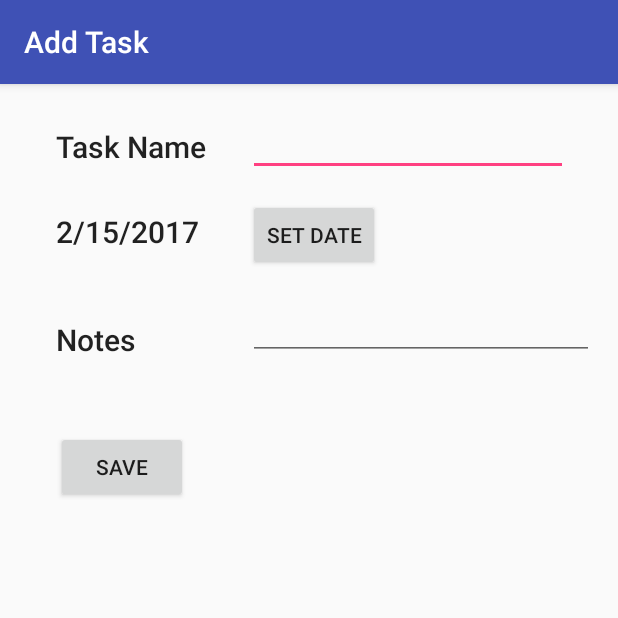
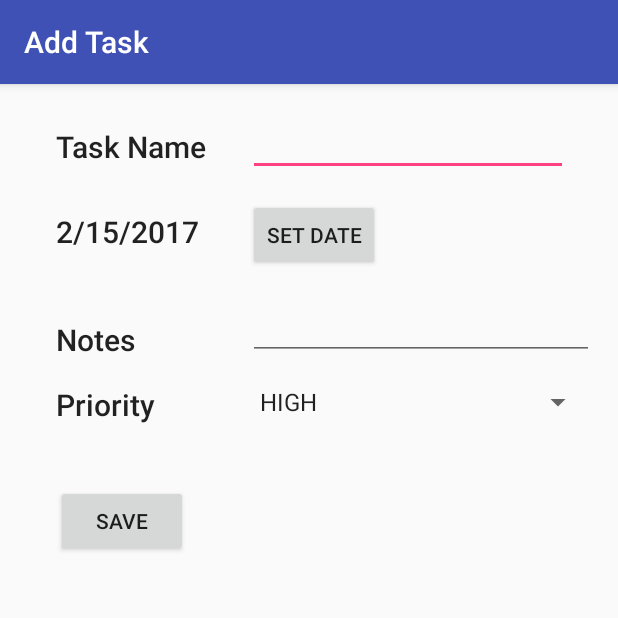
Before and after one commit to punitarya/SimpleToDo, an Android app: the screen it shows after launch (EditItemActivity), after a tap on "ADD TASK", on a phone screen of 412 x 824 dp, the top half of it. Run offline under Robolectric (Android 15) with nearby library versions, the phone set to English and light mode, and no system bars.

Commit message:
Added support for Task priority

```diff
--- a/app/src/main/java/com/codepath/simpletodo/EditItemActivity.java
+++ b/app/src/main/java/com/codepath/simpletodo/EditItemActivity.java
@@ -8,10 +8,13 @@ import android.support.v7.app.AppCompatActivity;
 import android.view.View;
 import android.widget.DatePicker;
 import android.widget.EditText;
+import android.widget.Spinner;
 import android.widget.TextView;
+import android.widget.ArrayAdapter;
 
 import java.util.Calendar;
-
+import java.util.List;
+import java.util.ArrayList;
 /**
  * Activity for adding or editing an item
  */
@@ -20,7 +23,7 @@ public class EditItemActivity extends AppCompatActivity {
     EditText etName;
     TextView txtDate;
     EditText etNotes;
-
+    Spinner spPriority;
     Calendar calendar;
     private int year, month, day;
 
@@ -32,11 +35,22 @@ public class EditItemActivity extends AppCompatActivity {
         txtDate = (TextView) findViewById(R.id.txtDate);
         etNotes = (EditText) findViewById(R.id.etTaskNotes);
         actionType =ActionType.valueOf(getIntent().getStringExtra("actionType"));
+        spPriority = (Spinner) findViewById(R.id.spPriority);
+        List<String> list = new ArrayList<String>();
+        list.add(Priority.HIGH.toString());
+        list.add(Priority.MEDIUM.toString());
+        list.add(Priority.LOW.toString());
+
+        ArrayAdapter<String> dataAdapter = new ArrayAdapter<String>(this,
+                android.R.layout.simple_spinner_item, list);
+        dataAdapter.setDropDownViewResource(android.R.layout.simple_spinner_dropdown_item);
+        spPriority.setAdapter(dataAdapter);
 
         // read the intent
         String item = getIntent().getStringExtra("itemName");
         String date = getIntent().getStringExtra("itemDate");
         String notes = getIntent().getStringExtra("itemNotes");
+        String priority = getIntent().getStringExtra("itemPriority");
 
         calendar = Calendar.getInstance();
         year = calendar.get(Calendar.YEAR);
@@ -52,6 +66,10 @@ public class EditItemActivity extends AppCompatActivity {
             etName.setSelection(item.length());
             etNotes.setText(notes);
             txtDate.setText(date);
+            int pos=list.indexOf(priority);
+            if (pos >= 0) {
+                spPriority.setSelection(pos);
+            }
         }
 
     }
@@ -63,6 +81,8 @@ public class EditItemActivity extends AppCompatActivity {
         data.putExtra("itemName", etName.getText().toString());
         data.putExtra("itemDate", txtDate.getText().toString());
         data.putExtra("itemNotes", etNotes.getText().toString());
+        data.putExtra("itemPriority", spPriority.getSelectedItem().toString());
+
         data.putExtra("actionType", actionType.toString());
 
         // Activity finished ok, return the data
--- a/app/src/main/java/com/codepath/simpletodo/ListViewAdapter.java
+++ b/app/src/main/java/com/codepath/simpletodo/ListViewAdapter.java
@@ -59,7 +59,7 @@ public class ListViewAdapter extends BaseAdapter{
 
         TaskItem item = list.get(position);
         txtFirst.setText(item.getItemName());
-        txtSecond.setText(item.getItemDate());
+        txtSecond.setText(item.getItemPriority());
 
         return convertView;
     }
--- a/app/src/main/java/com/codepath/simpletodo/MainActivity.java
+++ b/app/src/main/java/com/codepath/simpletodo/MainActivity.java
@@ -23,7 +23,7 @@ public class MainActivity extends AppCompatActivity {
     private ListViewAdapter itemsAdapter;
     private ListView lvlItems;
     private int selectedPosition;
-    private final String FILE_NAME = "todo.txt";
+    private final String FILE_NAME = "ToDo.txt";
 
     @Override
     protected void onCreate(Bundle savedInstanceState) {
@@ -100,6 +100,8 @@ public class MainActivity extends AppCompatActivity {
             String item = data.getExtras().getString("itemName");
             String date = data.getExtras().getString("itemDate");
             String itemNotes = data.getExtras().getString("itemNotes");
+            String itemPriority = data.getExtras().getString("itemPriority");
+
             ActionType actionType = ActionType.valueOf(data.getExtras().getString("actionType"));
 
             TaskItem taskItem = null;
@@ -109,6 +111,7 @@ public class MainActivity extends AppCompatActivity {
                 taskItem.setItemName(item);
                 taskItem.setItemDate(date);
                 taskItem.setItemNotes(itemNotes);
+                taskItem.setItemPriority(itemPriority);
 
                 items.add(taskItem);
             } else {
@@ -117,6 +120,7 @@ public class MainActivity extends AppCompatActivity {
                 taskItem.setItemName(item);
                 taskItem.setItemDate(date);
                 taskItem.setItemNotes(itemNotes);
+                taskItem.setItemPriority(itemPriority);
                 items.set(selectedPosition, taskItem);
             }
 
@@ -137,6 +141,7 @@ public class MainActivity extends AppCompatActivity {
         String itemName = "";
         String itemDate = "";
         String itemNotes = "";
+        String itemPriority = "";
 
         // get the item
         if (actionType == ActionType.EDIT){
@@ -145,6 +150,8 @@ public class MainActivity extends AppCompatActivity {
             itemName = item.getItemName();
             itemDate = item.getItemDate();
             itemNotes = item.getItemNotes();
+            itemPriority = item.getItemPriority();
+
         }
 
         // set intent parameters
@@ -153,6 +160,7 @@ public class MainActivity extends AppCompatActivity {
         i.putExtra("itemName", itemName); // pass arbitrary data to launched activity
         i.putExtra("itemDate", itemDate); // pass arbitrary data to launched activity
         i.putExtra("itemNotes", itemNotes); // pass arbitrary data to launched activity
+        i.putExtra("itemPriority", itemPriority); // pass arbitrary data to launched activity
 
         startActivityForResult(i, REQUEST_CODE);
     }
--- /dev/null
+++ b/app/src/main/java/com/codepath/simpletodo/Priority.java
@@ -0,0 +1,11 @@
+package com.codepath.simpletodo;
+
+/**
+ * Created by puarya on 2/15/17.
+ */
+
+public enum Priority {
+    HIGH,
+    LOW,
+    MEDIUM
+}
--- a/app/src/main/java/com/codepath/simpletodo/TaskItem.java
+++ b/app/src/main/java/com/codepath/simpletodo/TaskItem.java
@@ -11,6 +11,7 @@ public class TaskItem implements Serializable{
     private String itemName;
     private String itemDate;
     private String itemNotes;
+    private String itemPriority;
 
     public String getItemDate() {
         return itemDate;
@@ -35,4 +36,12 @@ public class TaskItem implements Serializable{
     public void setItemNotes(String itemNotes) {
         this.itemNotes = itemNotes;
     }
+
+    public String getItemPriority() {
+        return itemPriority;
+    }
+
+    public void setItemPriority(String itemPriority) {
+        this.itemPriority = itemPriority;
+    }
 }
--- a/app/src/main/res/layout/activity_edit_item.xml
+++ b/app/src/main/res/layout/activity_edit_item.xml
@@ -61,17 +61,6 @@
         android:layout_alignLeft="@+id/etTaskName"
         android:layout_alignStart="@+id/etTaskName" />
 
-    <Button
-        android:text="Save"
-        android:layout_width="wrap_content"
-        android:layout_height="wrap_content"
-        android:id="@+id/btnSave"
-        android:onClick="onSave"
-        android:layout_below="@+id/etTaskNotes"
-        android:layout_alignLeft="@+id/txtTaskNotes"
-        android:layout_alignStart="@+id/txtTaskNotes"
-        android:layout_marginTop="47dp" />
-
     <TextView
         android:text="Notes"
         android:layout_width="wrap_content"
@@ -96,4 +85,34 @@
         android:layout_marginTop="14dp"
         android:layout_alignLeft="@+id/btnDatePicker"
         android:layout_alignStart="@+id/btnDatePicker" />
+
+    <Button
+        android:text="Save"
+        android:layout_width="wrap_content"
+        android:layout_height="wrap_content"
+        android:id="@+id/btnSave"
+        android:onClick="onSave"
+        android:layout_marginTop="40dp"
+        android:layout_below="@+id/txtPriority"
+        android:layout_alignLeft="@+id/txtTaskNotes"
+        android:layout_alignStart="@+id/txtTaskNotes" />
+
+    <Spinner
+        android:layout_width="match_parent"
+        android:layout_height="wrap_content"
+        android:layout_alignTop="@+id/txtPriority"
+        android:id="@+id/spPriority"
+        android:layout_alignLeft="@+id/etTaskNotes"
+        android:layout_alignStart="@+id/etTaskNotes" />
+
+    <TextView
+        android:text="Priority"
+        android:layout_width="wrap_content"
+        android:layout_height="wrap_content"
+        android:layout_marginTop="16dp"
+        android:id="@+id/txtPriority"
+        android:layout_below="@+id/txtTaskNotes"
+        android:textAppearance="@style/TextAppearance.AppCompat.Widget.ActionBar.Title"
+        android:layout_alignLeft="@+id/txtTaskNotes"
+        android:layout_alignStart="@+id/txtTaskNotes" />
 </RelativeLayout>
```
